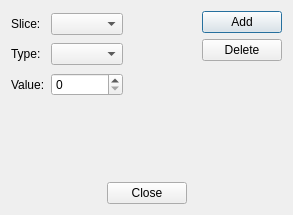
fsoos74/su, file Viewer3D/editslicesdialog.ui: the form before one commit.
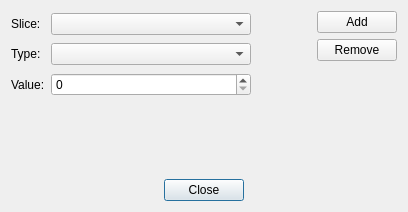
The form after the commit.

Commit message: added slicemodel as a real model being viewed in volumeviewer and edit dialog.

Diff of the .ui file:
```diff
--- a/Viewer3D/editslicesdialog.ui
+++ b/Viewer3D/editslicesdialog.ui
@@ -6,8 +6,8 @@
    <rect>
     <x>0</x>
     <y>0</y>
-    <width>293</width>
-    <height>215</height>
+    <width>408</width>
+    <height>212</height>
    </rect>
   </property>
   <property name="windowTitle">
@@ -26,7 +26,20 @@
         </widget>
        </item>
        <item row="0" column="1">
-        <widget class="QComboBox" name="cbName"/>
+        <widget class="QComboBox" name="cbName">
+         <property name="sizePolicy">
+          <sizepolicy hsizetype="MinimumExpanding" vsizetype="Fixed">
+           <horstretch>0</horstretch>
+           <verstretch>0</verstretch>
+          </sizepolicy>
+         </property>
+         <property name="minimumSize">
+          <size>
+           <width>200</width>
+           <height>0</height>
+          </size>
+         </property>
+        </widget>
        </item>
        <item row="1" column="0">
         <widget class="QLabel" name="label_2">
@@ -70,12 +83,18 @@
          <property name="text">
           <string>Add</string>
          </property>
+         <property name="autoDefault">
+          <bool>false</bool>
+         </property>
         </widget>
        </item>
        <item>
         <widget class="QPushButton" name="pbDelete">
          <property name="text">
-          <string>Delete</string>
+          <string>Remove</string>
+         </property>
+         <property name="autoDefault">
+          <bool>false</bool>
          </property>
         </widget>
        </item>
@@ -129,6 +148,9 @@
        <property name="text">
         <string>Close</string>
        </property>
+       <property name="default">
+        <bool>true</bool>
+       </property>
       </widget>
      </item>
      <item>
```
Left out of the diff: 6 changed lines with no effect on the pictures. The commit also changes 7 other files.
